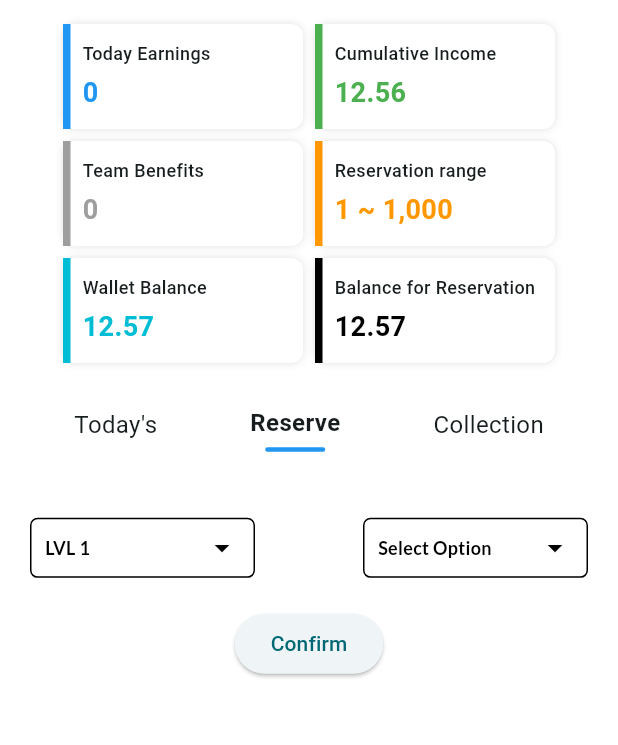
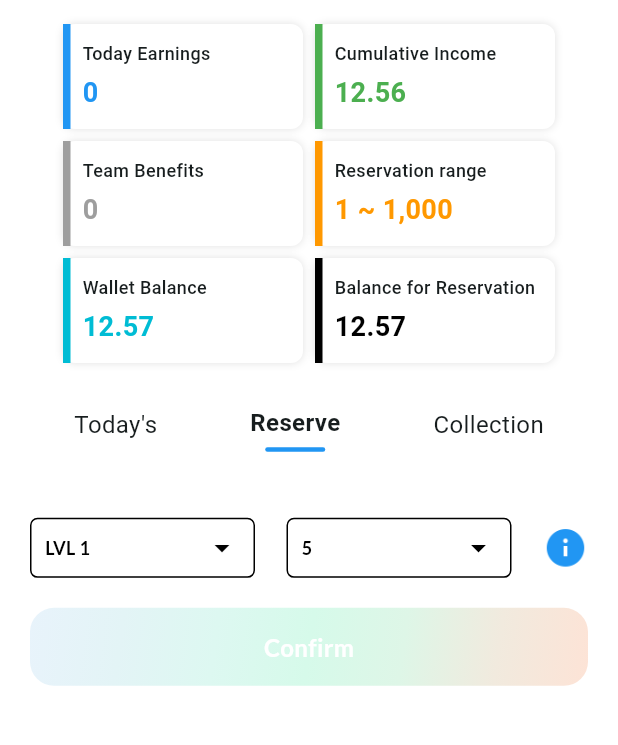
Before and after one commit to Sukhmeetsingh306/NFT_Trading, a Flutter app: the screen it shows after launch, after a tap on "Reserve", on a phone screen of 412 x 824 dp, the part 84-829 px from its top. Run offline on Flutter 3.47's test engine with Material 3 defaults, Android fonts, the phone set to English and light mode, and no system bars; our stand-ins replace google_fonts, intl_phone_field, lucide_icons, shared_preferences.

Commit message:
created the code for the reserve screen

```diff
--- a/frontend/lib/screens/account/reserve_account.dart
+++ b/frontend/lib/screens/account/reserve_account.dart
@@ -1,4 +1,5 @@
 import 'package:flutter/material.dart';
+import 'package:frontend/utils/buttons/signup_button.dart';
 import 'package:frontend/utils/code/appbar_code.dart';
 import 'package:frontend/utils/space_utils.dart';
 import 'package:frontend/utils/text_utils.dart';
@@ -144,6 +145,10 @@ class _ReserveAccountState extends State<ReserveAccount> {
       "LVL 3": ["500", "1000"],
     };
 
+    _dropdownValue1 ??= "LVL 1"; // Default first dropdown to "LVL 1"
+    _dropdownValue2 ??= levelOptions[_dropdownValue1]![
+        0]; // Default second dropdown based on first
+
     return Padding(
       padding: EdgeInsets.all(20),
       child: Column(
@@ -152,13 +157,13 @@ class _ReserveAccountState extends State<ReserveAccount> {
             mainAxisAlignment: MainAxisAlignment.spaceBetween,
             children: [
               _dropdownButton(
-                "LVL 1",
+                "Select Level",
                 ["LVL 1", "LVL 2", "LVL 3"],
                 (String? newValue) {
                   setState(() {
-                    _dropdownValue1 = newValue;
-                    _dropdownValue2 =
-                        null; // Reset second dropdown when first changes
+                    _dropdownValue1 = newValue!;
+                    _dropdownValue2 = levelOptions[newValue]![
+                        0]; // Set default based on selection
                   });
                 },
                 _dropdownValue1,
@@ -173,10 +178,29 @@ class _ReserveAccountState extends State<ReserveAccount> {
                 },
                 _dropdownValue2,
               ),
+              GestureDetector(
+                onTap: () {},
+                child: Image.asset(
+                  'assets/icons/info.png',
+                  width: 30,
+                  height: 30,
+                ),
+              ),
             ],
           ),
           SizedBox(height: 20),
-          ElevatedButton(
+          AppTextButton(
+            gradientColors: [
+              Color(0xFFE8F3FB),
+              Color(0xFFE3F4F6),
+              Color(0xFFDDF8F1),
+              Color(0xFFD6FAEA),
+              Color(0xFFDEF6E7),
+              Color(0xFFF1EADE),
+              Color(0xFFFDE3D6),
+            ],
+            color: const Color.fromARGB(255, 255, 255, 255),
+            buttonText: 'Confirm',
             onPressed: () {
               if (_dropdownValue1 != null && _dropdownValue2 != null) {
                 ScaffoldMessenger.of(context).showSnackBar(
@@ -187,7 +211,6 @@ class _ReserveAccountState extends State<ReserveAccount> {
                 );
               }
             },
-            child: Text("Confirm"),
           ),
         ],
       ),
--- a/frontend/lib/utils/buttons/signup_button.dart
+++ b/frontend/lib/utils/buttons/signup_button.dart
@@ -1,10 +1,9 @@
 import 'package:flutter/material.dart';
-
 import '../text_utils.dart';
 
 class AppTextButton extends StatelessWidget {
   final double? borderRadius;
-  final Color? backgroundColor;
+  final List<Color>? gradientColors; // Accepts gradient colors
   final double? horizontalPadding;
   final double? verticalPadding;
   final double? buttonWidth;
@@ -12,49 +11,61 @@ class AppTextButton extends StatelessWidget {
   final String buttonText;
   final VoidCallback onPressed;
   final double? fontSize;
+  final Color? color;
 
-  const AppTextButton(
-      {super.key,
+  const AppTextButton({
+    super.key,
     this.borderRadius,
-      this.backgroundColor,
+    this.gradientColors,
     this.horizontalPadding,
     this.verticalPadding,
     this.buttonWidth,
     this.buttonHeight,
     this.fontSize,
+    this.color,
     required this.buttonText,
-      required this.onPressed});
+    required this.onPressed,
+  });
 
   @override
   Widget build(BuildContext context) {
-    return TextButton(
+    return Container(
+      width: buttonWidth ?? double.maxFinite,
+      height: buttonHeight ?? 52,
+      decoration: BoxDecoration(
+        borderRadius: BorderRadius.circular(borderRadius ?? 16),
+        gradient: gradientColors != null
+            ? LinearGradient(
+                colors: gradientColors!,
+                begin: Alignment.topLeft,
+                end: Alignment.bottomRight,
+              )
+            : null,
+        color: gradientColors == null
+            ? const Color.fromRGBO(36, 124, 255, 1)
+            : null,
+      ),
+      child: TextButton(
         onPressed: onPressed,
         style: ButtonStyle(
-        shape: WidgetStateProperty.all<RoundedRectangleBorder>(
+          shape: MaterialStateProperty.all<RoundedRectangleBorder>(
             RoundedRectangleBorder(
-            borderRadius: BorderRadius.circular(
-              borderRadius ?? 16,
+              borderRadius: BorderRadius.circular(borderRadius ?? 16),
             ),
           ),
-        ),
-        backgroundColor: WidgetStatePropertyAll(
-          backgroundColor ?? const Color.fromRGBO(36, 124, 255, 1),
-        ),
-        padding: WidgetStateProperty.all<EdgeInsets>(
+          padding: MaterialStateProperty.all<EdgeInsets>(
             EdgeInsets.symmetric(
               horizontal: horizontalPadding ?? 12,
               vertical: verticalPadding ?? 14,
             ),
-        ),
-        fixedSize: WidgetStateProperty.all(
-          Size(buttonWidth ?? double.maxFinite, buttonHeight ?? 52),
           ),
         ),
         child: googleText(
           buttonText,
           fontSize: fontSize ?? 16,
           fontWeight: FontWeight.w600,
-        color: Colors.white,
+          color: color ?? Colors.white,
+        ),
       ),
     );
   }
```
Also changed, not shown: frontend/lib/core/background_core.dart (+6 -4 lines), frontend/assets/icons/info.png (added). Lines whose indentation alone changed are shown as unchanged.
